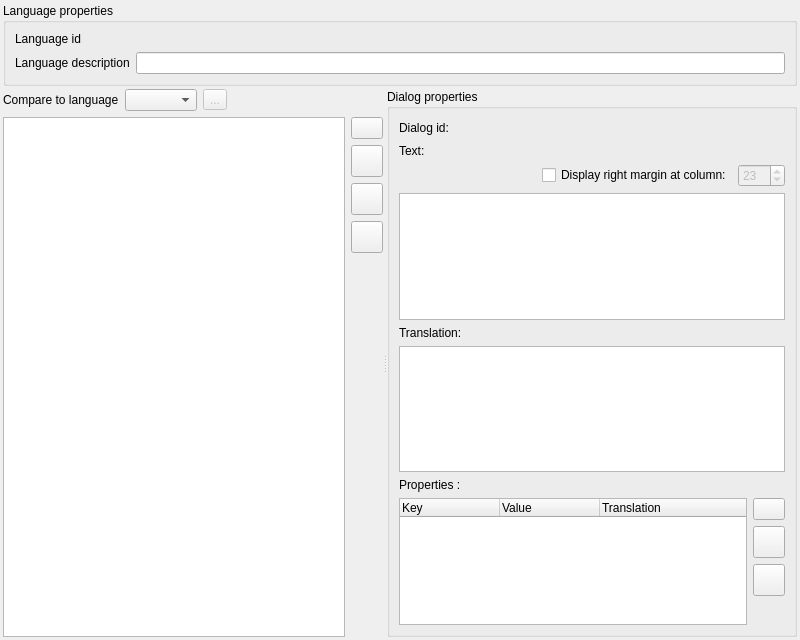
Old version of the form src/widgets/dialogs_editor.ui in the repository solarus-games/solarus-quest-editor.
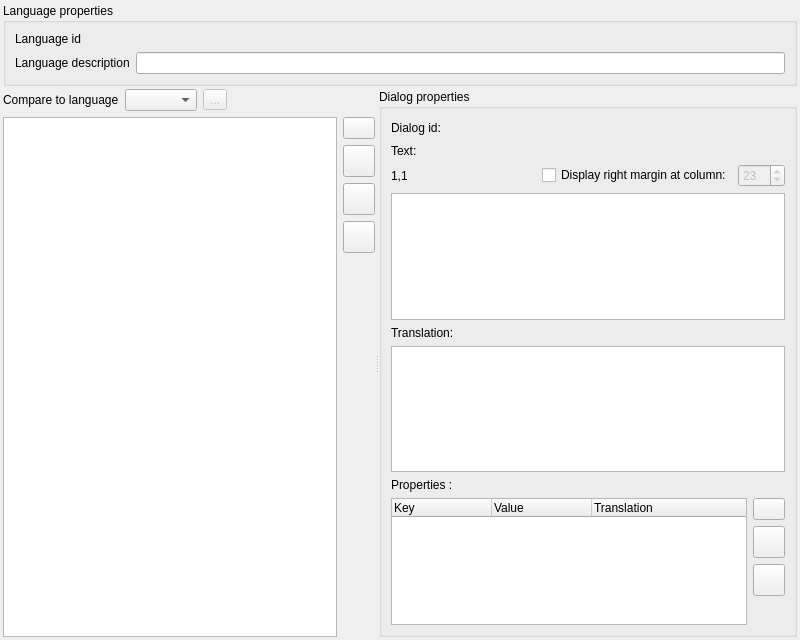
New version of the form. Icons and pictures are not drawn. Custom widgets are drawn as their Qt base class.

Commit message: Dialog editor: show the line and column numbers

Diff of the .ui file:
```diff
--- a/src/widgets/dialogs_editor.ui
+++ b/src/widgets/dialogs_editor.ui
@@ -366,6 +366,13 @@
        </item>
        <item>
         <layout class="QHBoxLayout" name="horizontalLayout_3">
+         <item>
+          <widget class="QLabel" name="dialog_cursor_position_label">
+           <property name="text">
+            <string>1,1</string>
+           </property>
+          </widget>
+         </item>
          <item>
           <spacer name="horizontalSpacer">
            <property name="orientation">
```
The commit also changes 4 other files.
